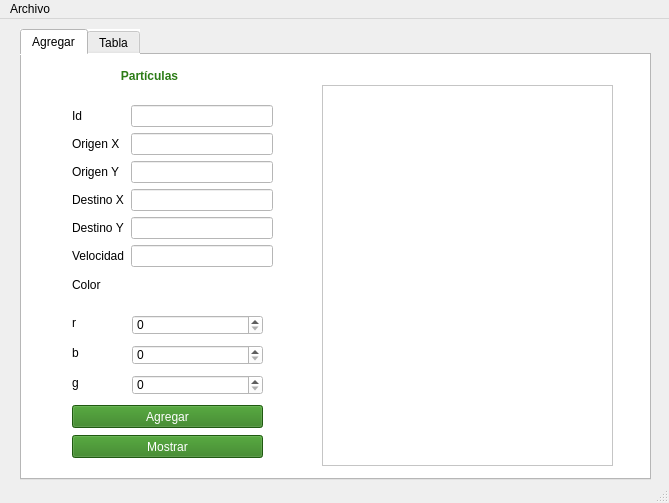
Old version of the form Particulas/mainwindow.ui in the repository jessMan98/Interfaz_Python1.
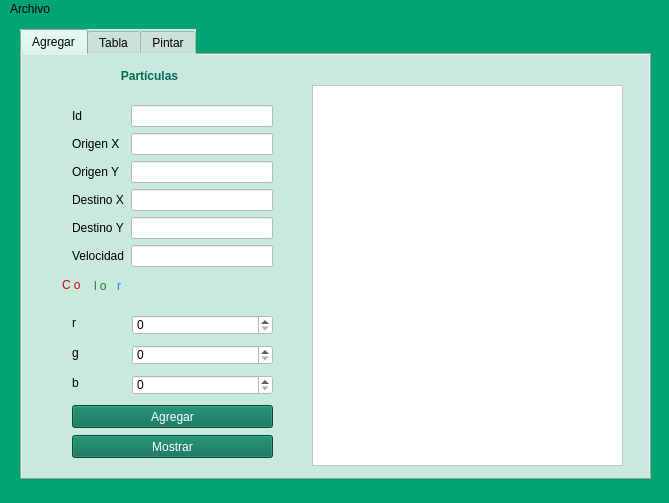
New version of the form.

```diff
--- a/Particulas/mainwindow.ui
+++ b/Particulas/mainwindow.ui
@@ -15,6 +15,8 @@
   </property>
   <property name="styleSheet">
    <string notr="true">font: 75 10pt &quot;MS Shell Dlg 2&quot;;
+background-color: rgb(1, 165, 113);
+
 
 </string>
   </property>
@@ -29,7 +31,9 @@
      </rect>
     </property>
     <property name="styleSheet">
-     <string notr="true">background-color: rgb(255, 255, 255);</string>
+     <string notr="true">
+background-color: rgb(201, 232, 222);
+</string>
     </property>
     <property name="currentIndex">
      <number>0</number>
@@ -43,12 +47,12 @@
        <rect>
         <x>50</x>
         <y>380</y>
-        <width>191</width>
+        <width>201</width>
         <height>23</height>
        </rect>
       </property>
       <property name="styleSheet">
-       <string notr="true">background-color: rgb(44, 124, 22);
+       <string notr="true">background-color: rgb(2, 107, 77);
 color: rgb(255, 255, 255);</string>
       </property>
       <property name="text">
@@ -65,7 +69,7 @@
        </rect>
       </property>
       <property name="text">
-       <string>b</string>
+       <string>g</string>
       </property>
      </widget>
      <widget class="QSpinBox" name="green">
@@ -73,10 +77,13 @@
        <rect>
         <x>110</x>
         <y>290</y>
-        <width>131</width>
+        <width>141</width>
         <height>20</height>
        </rect>
       </property>
+      <property name="styleSheet">
+       <string notr="true">background-color: rgb(255, 255, 255);</string>
+      </property>
       <property name="maximum">
        <number>255</number>
       </property>
@@ -86,12 +93,13 @@
        <rect>
         <x>50</x>
         <y>350</y>
-        <width>191</width>
+        <width>201</width>
         <height>23</height>
        </rect>
       </property>
       <property name="styleSheet">
-       <string notr="true">background-color: rgb(44, 124, 22);
+       <string notr="true">background-color: rgb(2, 107, 77);
+
 color: rgb(255, 255, 255);</string>
       </property>
       <property name="text">
@@ -103,10 +111,13 @@
        <rect>
         <x>110</x>
         <y>320</y>
-        <width>131</width>
+        <width>141</width>
         <height>20</height>
        </rect>
       </property>
+      <property name="styleSheet">
+       <string notr="true">background-color: rgb(255, 255, 255);</string>
+      </property>
       <property name="maximum">
        <number>255</number>
       </property>
@@ -114,18 +125,18 @@
      <widget class="QLabel" name="label_8">
       <property name="geometry">
        <rect>
-        <x>50</x>
+        <x>40</x>
         <y>220</y>
-        <width>40</width>
-        <height>19</height>
+        <width>31</width>
+        <height>20</height>
        </rect>
       </property>
       <property name="styleSheet">
-       <string notr="true">
-font: 11pt &quot;MS Reference Sans Serif&quot;;</string>
+       <string notr="true">font: 11pt &quot;MS Reference Sans Serif&quot;;
+color:rgb(208, 6, 9);</string>
       </property>
       <property name="text">
-       <string>Color</string>
+       <string>C o</string>
       </property>
      </widget>
      <widget class="QLabel" name="label_4">
@@ -152,7 +163,11 @@
       </property>
       <layout class="QFormLayout" name="formLayout_2">
        <item row="0" column="1">
-        <widget class="QLineEdit" name="id"/>
+        <widget class="QLineEdit" name="id">
+         <property name="styleSheet">
+          <string notr="true">background-color: rgb(255, 255, 255);</string>
+         </property>
+        </widget>
        </item>
        <item row="1" column="0">
         <widget class="QLabel" name="label">
@@ -162,7 +177,11 @@
         </widget>
        </item>
        <item row="1" column="1">
-        <widget class="QLineEdit" name="origen_X1"/>
+        <widget class="QLineEdit" name="origen_X1">
+         <property name="styleSheet">
+          <string notr="true">background-color: rgb(255, 255, 255);</string>
+         </property>
+        </widget>
        </item>
        <item row="2" column="0">
         <widget class="QLabel" name="label_2">
@@ -172,7 +191,11 @@
         </widget>
        </item>
        <item row="2" column="1">
-        <widget class="QLineEdit" name="origen_Y1"/>
+        <widget class="QLineEdit" name="origen_Y1">
+         <property name="styleSheet">
+          <string notr="true">background-color: rgb(255, 255, 255);</string>
+         </property>
+        </widget>
        </item>
        <item row="3" column="0">
         <widget class="QLabel" name="label_3">
@@ -182,7 +205,11 @@
         </widget>
        </item>
        <item row="3" column="1">
-        <widget class="QLineEdit" name="destino_X2"/>
+        <widget class="QLineEdit" name="destino_X2">
+         <property name="styleSheet">
+          <string notr="true">background-color: rgb(255, 255, 255);</string>
+         </property>
+        </widget>
        </item>
        <item row="4" column="0">
         <widget class="QLabel" name="label_7">
@@ -192,7 +219,11 @@
         </widget>
        </item>
        <item row="4" column="1">
-        <widget class="QLineEdit" name="destino_Y2"/>
+        <widget class="QLineEdit" name="destino_Y2">
+         <property name="styleSheet">
+          <string notr="true">background-color: rgb(255, 255, 255);</string>
+         </property>
+        </widget>
        </item>
        <item row="5" column="0">
         <widget class="QLabel" name="label_10">
@@ -202,7 +233,11 @@
         </widget>
        </item>
        <item row="5" column="1">
-        <widget class="QLineEdit" name="velocidad"/>
+        <widget class="QLineEdit" name="velocidad">
+         <property name="styleSheet">
+          <string notr="true">background-color: rgb(255, 255, 255);</string>
+         </property>
+        </widget>
        </item>
        <item row="0" column="0">
         <widget class="QLabel" name="label_11">
@@ -218,10 +253,13 @@
        <rect>
         <x>110</x>
         <y>260</y>
-        <width>131</width>
+        <width>141</width>
         <height>20</height>
        </rect>
       </property>
+      <property name="styleSheet">
+       <string notr="true">background-color: rgb(255, 255, 255);</string>
+      </property>
       <property name="maximum">
        <number>255</number>
       </property>
@@ -239,7 +277,7 @@
        </rect>
       </property>
       <property name="text">
-       <string>g</string>
+       <string>b</string>
       </property>
      </widget>
      <widget class="QLabel" name="label_9">
@@ -253,8 +291,7 @@
       </property>
       <property name="styleSheet">
        <string notr="true">font: 75 16pt &quot;MS Shell Dlg 2&quot;;
-color: rgb(0, 85, 0);
-color: rgb(44, 124, 22);</string>
+color: rgb(2, 107, 77);</string>
       </property>
       <property name="text">
        <string>&lt;html&gt;&lt;head/&gt;&lt;body&gt;&lt;p align=&quot;center&quot;&gt;&lt;span style=&quot; font-weight:600;&quot;&gt;Partículas&lt;/span&gt;&lt;/p&gt;&lt;/body&gt;&lt;/html&gt;</string>
@@ -266,12 +303,62 @@
      <widget class="QPlainTextEdit" name="salidaDatos">
       <property name="geometry">
        <rect>
-        <x>300</x>
+        <x>290</x>
         <y>30</y>
-        <width>291</width>
+        <width>311</width>
         <height>381</height>
        </rect>
       </property>
+      <property name="styleSheet">
+       <string notr="true">background-color: rgb(255, 255, 255);
+gridline-color: rgb(85, 0, 127);</string>
+      </property>
+     </widget>
+     <widget class="QLabel" name="label_12">
+      <property name="geometry">
+       <rect>
+        <x>70</x>
+        <y>220</y>
+        <width>21</width>
+        <height>21</height>
+       </rect>
+      </property>
+      <property name="styleSheet">
+       <string notr="true">font: 11pt &quot;MS Reference Sans Serif&quot;;
+color: rgb(23, 127, 35);</string>
+      </property>
+      <property name="text">
+       <string>l o</string>
+      </property>
+      <property name="margin">
+       <number>0</number>
+      </property>
+      <property name="indent">
+       <number>2</number>
+      </property>
+     </widget>
+     <widget class="QLabel" name="label_13">
+      <property name="geometry">
+       <rect>
+        <x>90</x>
+        <y>220</y>
+        <width>16</width>
+        <height>21</height>
+       </rect>
+      </property>
+      <property name="styleSheet">
+       <string notr="true">font: 11pt &quot;MS Reference Sans Serif&quot;;
+color: rgb(16, 140, 255);</string>
+      </property>
+      <property name="text">
+       <string>r</string>
+      </property>
+      <property name="margin">
+       <number>0</number>
+      </property>
+      <property name="indent">
+       <number>5</number>
+      </property>
      </widget>
     </widget>
     <widget class="QWidget" name="tab_2">
@@ -341,6 +428,42 @@
       </item>
      </layout>
     </widget>
+    <widget class="QWidget" name="tab_3">
+     <attribute name="title">
+      <string>Pintar</string>
+     </attribute>
+     <layout class="QGridLayout" name="gridLayout_2">
+      <item row="0" column="0" colspan="2">
+       <widget class="QGraphicsView" name="graphicsView">
+        <property name="styleSheet">
+         <string notr="true">background-color: rgb(255, 255, 255);</string>
+        </property>
+       </widget>
+      </item>
+      <item row="1" column="0">
+       <widget class="QPushButton" name="dibuja">
+        <property name="styleSheet">
+         <string notr="true">background-color: rgb(2, 107, 77);
+color: rgb(255, 255, 255);</string>
+        </property>
+        <property name="text">
+         <string>Dibujar</string>
+        </property>
+       </widget>
+      </item>
+      <item row="1" column="1">
+       <widget class="QPushButton" name="limpia">
+        <property name="styleSheet">
+         <string notr="true">background-color: rgb(2, 107, 77);
+color: rgb(255, 255, 255);</string>
+        </property>
+        <property name="text">
+         <string>Limpiar</string>
+        </property>
+       </widget>
+      </item>
+     </layout>
+    </widget>
    </widget>
   </widget>
   <widget class="QMenuBar" name="menubar">
```
Left out of the diff: 14 changed lines with no effect on the pictures.
